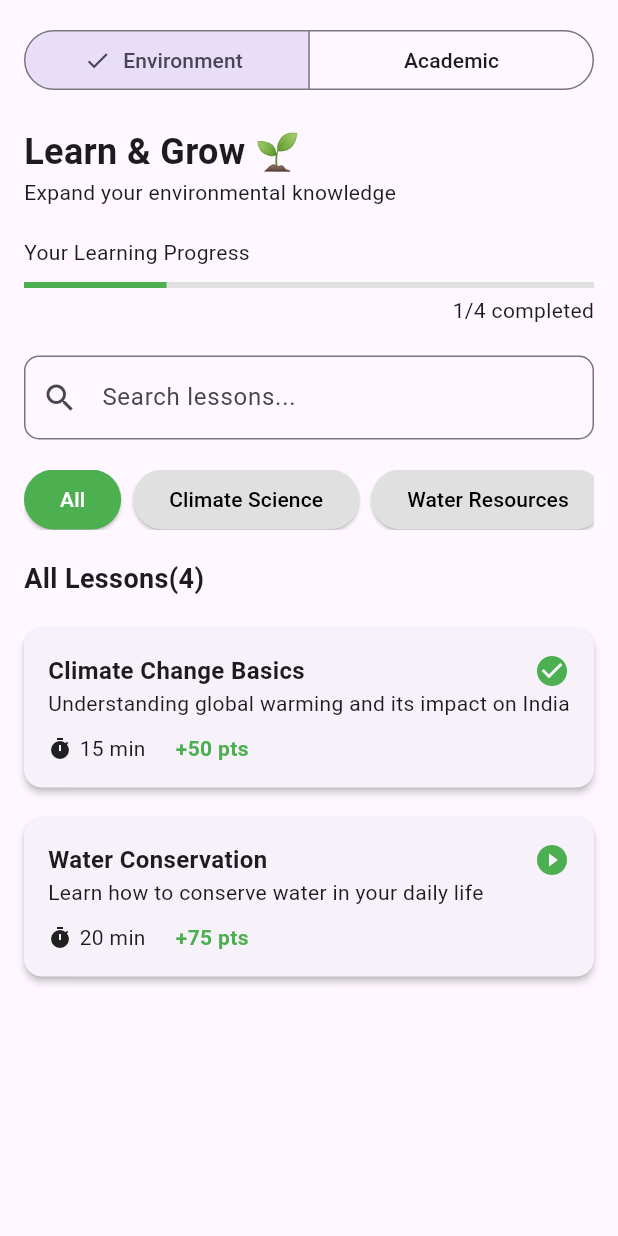
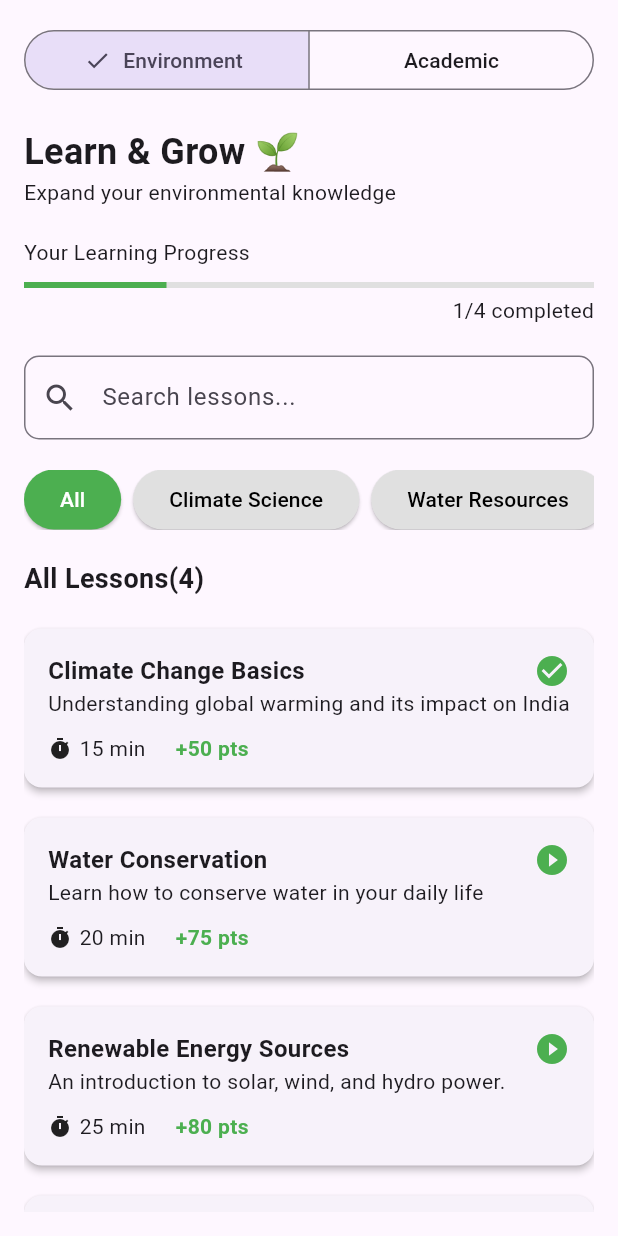
Before and after one commit to Saurav-coder-pixel/EcoConnect, a Flutter app: the LearnScreen screen opened directly, on a phone screen of 412 x 824 dp. Run offline on Flutter 3.47's test engine with Material 3 defaults, Android fonts, the phone set to English and light mode, and no system bars; our stand-ins replace cloud_firestore, firebase_auth, firebase_core; accounts and stored records are empty; network calls fail.

Commit message:
Changes before Firebase Studio auto-run

```diff
--- a/lib/screens/auth/login_screen.dart
+++ b/lib/screens/auth/login_screen.dart
@@ -7,10 +7,10 @@ class LoginScreen extends StatefulWidget {
   const LoginScreen({super.key, required this.toggleView});
 
   @override
-  _LoginScreenState createState() => _LoginScreenState();
+  LoginScreenState createState() => LoginScreenState();
 }
 
-class _LoginScreenState extends State<LoginScreen> {
+class LoginScreenState extends State<LoginScreen> {
   final AuthService _auth = AuthService();
   final _formKey = GlobalKey<FormState>();
 
--- a/lib/screens/auth/signup_screen.dart
+++ b/lib/screens/auth/signup_screen.dart
@@ -7,10 +7,10 @@ class SignupScreen extends StatefulWidget {
   const SignupScreen({super.key, required this.toggleView});
 
   @override
-  _SignupScreenState createState() => _SignupScreenState();
+  SignupScreenState createState() => SignupScreenState();
 }
 
-class _SignupScreenState extends State<SignupScreen> {
+class SignupScreenState extends State<SignupScreen> {
   final AuthService _auth = AuthService();
   final _formKey = GlobalKey<FormState>();
 
--- a/lib/screens/games/games_screen.dart
+++ b/lib/screens/games/games_screen.dart
@@ -11,7 +11,7 @@ class GamesScreen extends StatelessWidget {
     final List<Map<String, dynamic>> games = [
       {
         'title': 'Tic Tac Toe',
-        'image': 'https://i.imgur.com/8i21sYc.png',
+        'image': 'https://static.vecteezy.com/system/resources/previews/000/381/430/original/tic-tac-toe-game-vector.jpg',
         'route': const TicTacToeScreen(),
         'comingSoon': false,
       },
@@ -139,7 +139,7 @@ class GameCard extends StatelessWidget {
               height: 60,
               width: double.infinity,
               decoration: BoxDecoration(
-                color: Colors.black.withOpacity(0.6),
+                color: Colors.black.withAlpha(153),
                 borderRadius: const BorderRadius.only(
                   bottomLeft: Radius.circular(15.0),
                   bottomRight: Radius.circular(15.0),
--- a/lib/screens/games/tic_tac_toe_screen.dart
+++ b/lib/screens/games/tic_tac_toe_screen.dart
@@ -5,10 +5,10 @@ class TicTacToeScreen extends StatefulWidget {
   const TicTacToeScreen({super.key});
 
   @override
-  _TicTacToeScreenState createState() => _TicTacToeScreenState();
+  TicTacToeScreenState createState() => TicTacToeScreenState();
 }
 
-class _TicTacToeScreenState extends State<TicTacToeScreen> {
+class TicTacToeScreenState extends State<TicTacToeScreen> {
   List<String> _board = List.filled(9, '');
   String _currentPlayer = 'X';
   String _winner = '';
@@ -83,7 +83,7 @@ class _TicTacToeScreenState extends State<TicTacToeScreen> {
             mainAxisAlignment: MainAxisAlignment.center,
             children: [
               Image.network(
-                'https://i.imgur.com/8i21sYc.png',
+                'https://static.vecteezy.com/system/resources/previews/000/381/430/original/tic-tac-toe-game-vector.jpg',
                 height: 150,
               ),
               const SizedBox(height: 20),
--- a/lib/screens/home/home_screen.dart
+++ b/lib/screens/home/home_screen.dart
@@ -13,10 +13,10 @@ class HomeScreen extends StatefulWidget {
   const HomeScreen({super.key});
 
   @override
-  _HomeScreenState createState() => _HomeScreenState();
+  HomeScreenState createState() => HomeScreenState();
 }
 
-class _HomeScreenState extends State<HomeScreen> {
+class HomeScreenState extends State<HomeScreen> {
   final AuthService _auth = AuthService();
   int _currentIndex = 0;
 
--- a/lib/screens/learn/learn_screen.dart
+++ b/lib/screens/learn/learn_screen.dart
@@ -10,6 +10,42 @@ class LearnScreen extends StatefulWidget {
 
 class _LearnScreenState extends State<LearnScreen> {
   int _selectedIndex = 0;
+  String _selectedFilter = 'All';
+
+  final allLessons = [
+    {
+      'title': 'Climate Change Basics',
+      'subtitle': 'Understanding global warming and its impact on India',
+      'duration': '15 min',
+      'points': '+50 pts',
+      'isCompleted': true,
+      'category': 'Climate Science'
+    },
+    {
+      'title': 'Water Conservation',
+      'subtitle': 'Learn how to conserve water in your daily life',
+      'duration': '20 min',
+      'points': '+75 pts',
+      'isCompleted': false,
+      'category': 'Water Resources'
+    },
+    {
+      'title': 'Renewable Energy Sources',
+      'subtitle': 'An introduction to solar, wind, and hydro power.',
+      'duration': '25 min',
+      'points': '+80 pts',
+      'isCompleted': false,
+      'category': 'Climate Science'
+    },
+    {
+      'title': 'The Importance of Wetlands',
+      'subtitle': 'Learn about the role of wetlands in our ecosystem.',
+      'duration': '20 min',
+      'points': '+70 pts',
+      'isCompleted': false,
+      'category': 'Water Resources'
+    }
+  ];
 
   @override
   Widget build(BuildContext context) {
@@ -47,6 +83,10 @@ class _LearnScreenState extends State<LearnScreen> {
   }
 
   Widget _buildEnvironmentSection() {
+    final filteredLessons = _selectedFilter == 'All'
+        ? allLessons
+        : allLessons.where((lesson) => lesson['category'] == _selectedFilter).toList();
+
     return Column(
       crossAxisAlignment: CrossAxisAlignment.start,
       children: [
@@ -84,38 +124,45 @@ class _LearnScreenState extends State<LearnScreen> {
           child: ListView(
             scrollDirection: Axis.horizontal,
             children: [
-              _buildFilterButton('All', true),
+              _buildFilterButton('All', _selectedFilter == 'All', () {
+                setState(() {
+                  _selectedFilter = 'All';
+                });
+              }),
               const SizedBox(width: 8),
-              _buildFilterButton('Climate Science', false),
+              _buildFilterButton('Climate Science', _selectedFilter == 'Climate Science', () {
+                setState(() {
+                  _selectedFilter = 'Climate Science';
+                });
+              }),
               const SizedBox(width: 8),
-              _buildFilterButton('Water Resources', false),
+              _buildFilterButton('Water Resources', _selectedFilter == 'Water Resources', () {
+                setState(() {
+                  _selectedFilter = 'Water Resources';
+                });
+              }),
             ],
           ),
         ),
         const SizedBox(height: 20),
-        const Text(
-          'All Lessons(4)',
-          style: TextStyle(fontSize: 18, fontWeight: FontWeight.bold),
+        Text(
+          'All Lessons(${filteredLessons.length})',
+          style: const TextStyle(fontSize: 18, fontWeight: FontWeight.bold),
         ),
         const SizedBox(height: 10),
         Expanded(
-          child: ListView(
-            children: [
-              _buildLessonCard(
-                'Climate Change Basics',
-                'Understanding global warming and its impact on India',
-                '15 min',
-                '+50 pts',
-                true,
-              ),
-              _buildLessonCard(
-                'Water Conservation',
-                'Learn how to conserve water in your daily life',
-                '20 min',
-                '+75 pts',
-                false,
-              ),
-            ],
+          child: ListView.builder(
+            itemCount: filteredLessons.length,
+            itemBuilder: (context, index) {
+              final lesson = filteredLessons[index];
+              return _buildLessonCard(
+                lesson['title'] as String,
+                lesson['subtitle'] as String,
+                lesson['duration'] as String,
+                lesson['points'] as String,
+                lesson['isCompleted'] as bool,
+              );
+            },
           ),
         ),
       ],
@@ -131,9 +178,9 @@ class _LearnScreenState extends State<LearnScreen> {
     );
   }
 
-  Widget _buildFilterButton(String text, bool isSelected) {
+  Widget _buildFilterButton(String text, bool isSelected, VoidCallback onPressed) {
     return ElevatedButton(
-      onPressed: () {},
+      onPressed: onPressed,
       style: ElevatedButton.styleFrom(
         backgroundColor: isSelected ? Colors.green : Colors.grey[300],
         foregroundColor: isSelected ? Colors.white : Colors.black,
```
Also changed, not shown: lib/screens/chat/chat_screen.dart (+95 -10 lines), lib/screens/home/main_home_screen.dart (+18 -7 lines), lib/screens/leaderboard/leaderboard_screen.dart (added, +18 -0 lines), lib/screens/rewards/rewards_screen.dart (+7 -5 lines), 1 other file.
